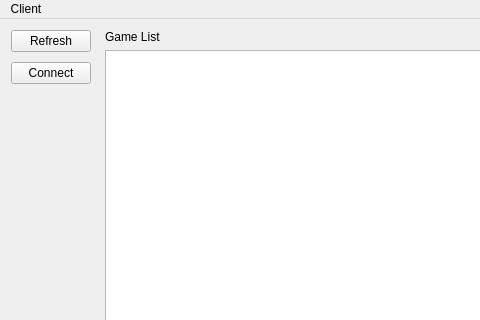
Above: client/client.ui from HackerSchool/r2p before the change; both pictures show x 0 to 480 and y 0 to 320 of the 613 by 574 pixel window. Below: the same form after it.
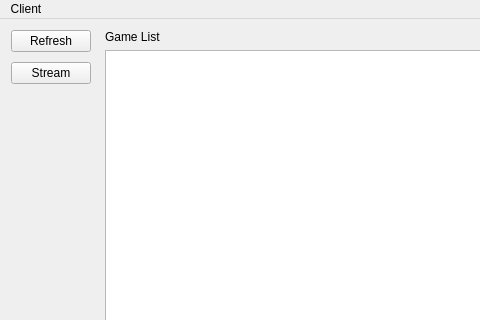
That is the form after the change. Icons and pictures are not drawn.

```diff
--- a/client/client.ui
+++ b/client/client.ui
@@ -43,7 +43,7 @@
        <item>
         <widget class="QPushButton" name="connectButton">
          <property name="text">
-          <string>Connect</string>
+          <string>Stream</string>
          </property>
         </widget>
        </item>
```
